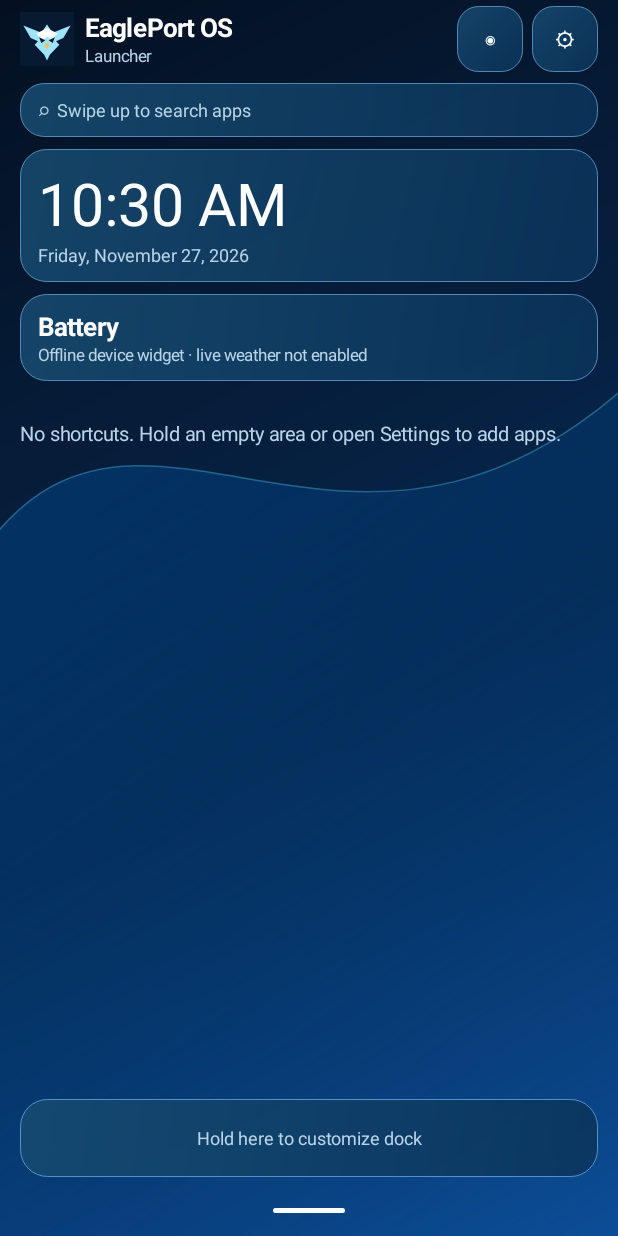
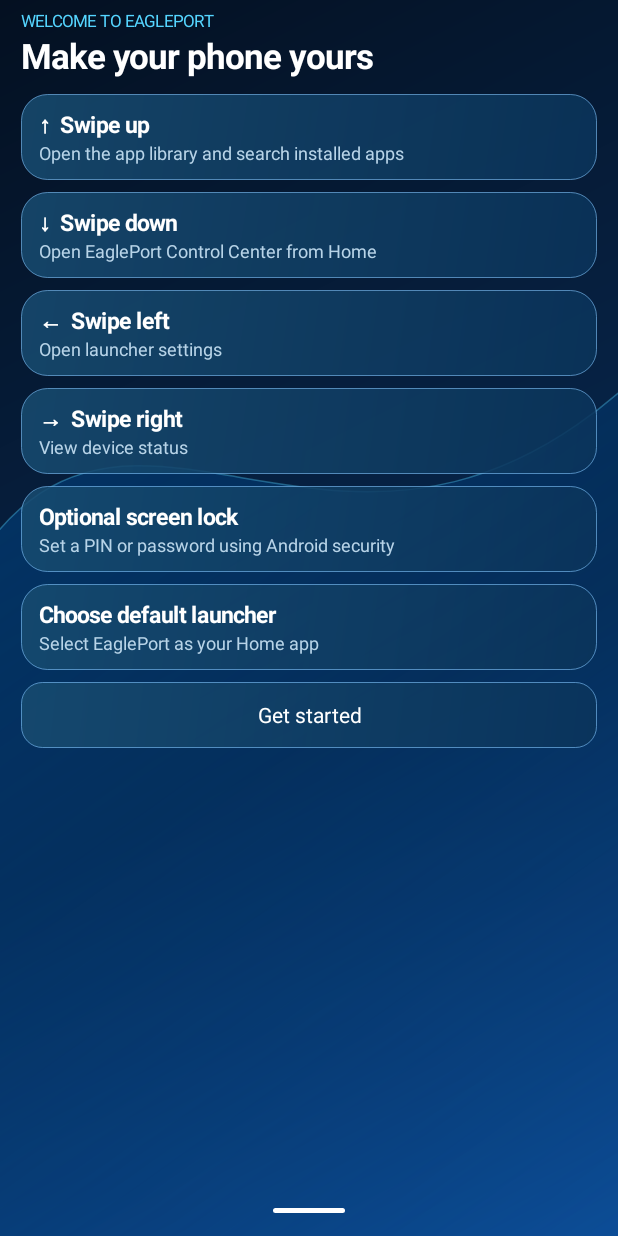
Before and after one commit to wolfrax460/phone_launcher, an Android app: the screen it shows after launch (MainActivity), on a phone screen of 412 x 824 dp. Run offline under Robolectric (Android 15) with nearby library versions, the phone set to English and light mode, and no system bars; pictures from the network do not load.

Commit message:
Add visual onboarding, optional system security setup, transitions and notification intent fixes

```diff
--- a/app/src/main/java/com/eagleport/launcher/MainActivity.java
+++ b/app/src/main/java/com/eagleport/launcher/MainActivity.java
@@ -51,7 +51,7 @@ public final class MainActivity extends Activity {
         // A failed launch should never trap the user in a restart loop.
         if(prefs.bool("startup_pending",false)) prefs.safeMode();
         prefs.put("startup_pending",true);
-        render("home");
+        render(prefs.bool("onboarding_done",false)?"home":"welcome");
         worker.execute(()->{
             Bitmap img=null;
             if(prefs.bool("custom_wall",false)) img=wallpaper.load();
@@ -153,6 +153,7 @@ public final class MainActivity extends Activity {
             body=vertical();root.addView(body,new LinearLayout.LayoutParams(-1,0,1));
             setContentView(root);
             switch(page){
+                case "welcome": welcome();break;
                 case "library": library();break;
                 case "settings": settingsPage();break;
                 case "health": health();break;
@@ -163,6 +164,7 @@ public final class MainActivity extends Activity {
                 default:page="home";home();
             }
             bottom();applyNav();
+            if(!lite&&prefs.bool("animations",true)){body.setAlpha(.65f);body.animate().alpha(1f).setDuration(160).start();}
             if(pageScroll!=null&&previousScroll>0){final ScrollView target=pageScroll;target.post(()->target.scrollTo(0,previousScroll));}
             if(resumed){ui.removeCallbacks(tick);tick.run();}
             prefs.put("startup_pending",false);
@@ -240,7 +242,7 @@ public final class MainActivity extends Activity {
         LinearLayout content=vertical();content.setPadding(dp(13),dp(4),dp(13),dp(5));body.addView(content,lp(-1,-1));
         LinearLayout brand=horizontal();ImageView mark=new ImageView(this);mark.setImageResource(com.eagleport.launcher.R.drawable.eagle);brand.addView(mark,lp(dp(36),dp(36)));
         LinearLayout names=vertical();names.setPadding(dp(7),0,0,0);add(names,title("EaglePort OS",17),-2);add(names,text("Launcher",11,MUTED),-2);brand.addView(names,new LinearLayout.LayoutParams(0,-2,1));
-        brand.addView(button("◉",()->render("control")),lp(dp(44),dp(44)));spaceHorizontal(brand,6);brand.addView(button("⚙",()->render("health")),lp(dp(44),dp(44)));add(content,brand,-2);space(content,7);
+        brand.addView(button("◉",()->render("control")),lp(dp(48),dp(48)));spaceHorizontal(brand,6);brand.addView(button("⚙",()->render("settings")),lp(dp(48),dp(48)));add(content,brand,-2);space(content,7);
         // A non-clickable hint: the app library opens by swipe, never by drawer icon.
         TextView hint=text("⌕  Swipe up to search apps",12,MUTED);hint.setPadding(dp(12),0,dp(12),0);hint.setBackground(Glass.panel(base,accent,dp(16),lite));add(content,hint,dp(36));space(content,8);
         LinearLayout time=card(content);clock=text(DateFormat.getTimeInstance(DateFormat.SHORT).format(new Date()),39,WHITE);add(time,clock,-2);date=text(DateFormat.getDateInstance(DateFormat.FULL).format(new Date()),12,MUTED);add(time,date,-2);
@@ -330,6 +332,16 @@ public final class MainActivity extends Activity {
         sw.setOnCheckedChangeListener((v,on)->{prefs.put(key,on);changed.run();});
         words.setOnClickListener(v->sw.setChecked(!sw.isChecked()));
     }
+    private void welcome(){
+        LinearLayout l=scroll();heading(l,"WELCOME TO EAGLEPORT","Make your phone yours");
+        action(l,"↑  Swipe up","Open the app library and search installed apps",()->render("library"));
+        action(l,"↓  Swipe down","Open EaglePort Control Center from Home",()->render("control"));
+        action(l,"←  Swipe left","Open launcher settings",()->render("settings"));
+        action(l,"→  Swipe right","View device status",()->render("health"));
+        action(l,"Optional screen lock","Set a PIN or password using Android security",()->open(new Intent(Settings.ACTION_SECURITY_SETTINGS)));
+        action(l,"Choose default launcher","Select EaglePort as your Home app",this::chooseHome);
+        add(l,button("Get started",()->{prefs.put("onboarding_done",true);render("home");}),-2);
+    }
     private void settingsPage(){
         LinearLayout l=scroll();heading(l,"MAKE IT YOURS","Launcher Settings");
         section(l,"Appearance");
@@ -350,6 +362,9 @@ public final class MainActivity extends Activity {
         action(l,"Home screen apps","Choose your own app shortcuts",()->{editing=false;render("edit");});
         action(l,"Dock apps","Choose up to four shortcuts",()->{editing=true;render("edit");});
         section(l,"Performance & system");
+        toggleSetting(l,"Screen animations","Lightweight transitions","animations",true,()->{});
+        action(l,"Device security","Manage Android screen lock",()->open(new Intent(Settings.ACTION_SECURITY_SETTINGS)));
+        action(l,"Launcher guide","Review gestures and setup",()->render("welcome"));
         action(l,"Performance mode",prefs.str("performance","balanced").equals("lite")?"Ultra Lite":"Balanced · lightweight native graphics",()->{prefs.put("performance",prefs.str("performance","balanced").equals("lite")?"balanced":"lite");render("settings");});
         toggleSetting(l,"Adaptive memory mode","Reduce graphics when memory is low","adaptive",true,this::colors);
         action(l,"Device Center","Live battery, temperature, RAM and storage",()->render("health"));
@@ -357,7 +372,7 @@ public final class MainActivity extends Activity {
         action(l,"Android keyboard","Use your current Android input method",()->open(new Intent(Settings.ACTION_INPUT_METHOD_SETTINGS)));
         action(l,"Check for launcher updates","Open official repository releases · settings are retained on signed in-place updates",()->open(new Intent(Intent.ACTION_VIEW,Uri.parse(RELEASES))));
         action(l,"Recovery","Safe appearance reset and Android fallback",()->render("recovery"));
-        add(l,text("EaglePort OS 0.1.0 · Native Java · no background service",11,MUTED),-2);
+        add(l,text("EaglePort Os v1.1. By Ntirenganya Janvier Coder",11,MUTED),-2);
     }
     private void accentPicker(){
         EditText input=new EditText(this);input.setSingleLine(true);input.setHint("#55D5FF");input.setText(String.format(Locale.US,"#%06X",accent&0xffffff));
@@ -405,12 +420,12 @@ public final class MainActivity extends Activity {
         LinearLayout l=scroll();heading(l,"EAGLEPORT","Control Center");
         add(l,text("Quick controls open Android's own settings where required.",12,MUTED),-2);
         String[] names={"Wi-Fi","Bluetooth","Mobile data","Airplane","Do Not Disturb","Display","Hotspot","Notifications"};
-        String[] actions={Build.VERSION.SDK_INT>=29?Settings.Panel.ACTION_WIFI:Settings.ACTION_WIFI_SETTINGS,Settings.ACTION_BLUETOOTH_SETTINGS,Build.VERSION.SDK_INT>=29?Settings.Panel.ACTION_INTERNET_CONNECTIVITY:Settings.ACTION_WIRELESS_SETTINGS,Settings.ACTION_AIRPLANE_MODE_SETTINGS,Settings.ACTION_NOTIFICATION_POLICY_ACCESS_SETTINGS,Settings.ACTION_DISPLAY_SETTINGS,Settings.ACTION_WIRELESS_SETTINGS,Settings.ACTION_NOTIFICATION_SETTINGS};
-        for(int i=0;i<names.length;i+=2){LinearLayout row=horizontal();for(int j=i;j<i+2;j++){final String a=actions[j];TextView tile=button(names[j],()->open(new Intent(a)));LinearLayout.LayoutParams p=new LinearLayout.LayoutParams(0,dp(62),1);p.setMargins(dp(3),dp(3),dp(3),dp(3));row.addView(tile,p);}add(l,row,-2);}
+        String[] actions={Build.VERSION.SDK_INT>=29?Settings.Panel.ACTION_WIFI:Settings.ACTION_WIFI_SETTINGS,Settings.ACTION_BLUETOOTH_SETTINGS,Build.VERSION.SDK_INT>=29?Settings.Panel.ACTION_INTERNET_CONNECTIVITY:Settings.ACTION_WIRELESS_SETTINGS,Settings.ACTION_AIRPLANE_MODE_SETTINGS,Settings.ACTION_NOTIFICATION_POLICY_ACCESS_SETTINGS,Settings.ACTION_DISPLAY_SETTINGS,Settings.ACTION_WIRELESS_SETTINGS,Settings.ACTION_APP_NOTIFICATION_SETTINGS};
+        for(int i=0;i<names.length;i+=2){LinearLayout row=horizontal();for(int j=i;j<i+2;j++){final String a=actions[j];TextView tile=button(names[j],()->open(Settings.ACTION_APP_NOTIFICATION_SETTINGS.equals(a)?new Intent(a).putExtra(Settings.EXTRA_APP_PACKAGE,getPackageName()):new Intent(a)));LinearLayout.LayoutParams p=new LinearLayout.LayoutParams(0,dp(62),1);p.setMargins(dp(3),dp(3),dp(3),dp(3));row.addView(tile,p);}add(l,row,-2);}
         LinearLayout c=card(l);add(c,title("Launcher brightness",14),-2);SeekBar brightness=new SeekBar(this);brightness.setMax(100);float current=getWindow().getAttributes().screenBrightness;brightness.setProgress(current<0?60:(int)(current*100));add(c,brightness,-2);brightness.setOnSeekBarChangeListener(new SeekBar.OnSeekBarChangeListener(){public void onProgressChanged(SeekBar s,int p,boolean user){if(user){WindowManager.LayoutParams a=getWindow().getAttributes();a.screenBrightness=Math.max(.08f,p/100f);getWindow().setAttributes(a);}}public void onStartTrackingTouch(SeekBar s){}public void onStopTrackingTouch(SeekBar s){}});
         AudioManager audio=(AudioManager)getSystemService(AUDIO_SERVICE);
         if(audio!=null){LinearLayout vol=card(l);add(vol,title("Media volume",14),-2);SeekBar slider=new SeekBar(this);slider.setMax(audio.getStreamMaxVolume(AudioManager.STREAM_MUSIC));slider.setProgress(audio.getStreamVolume(AudioManager.STREAM_MUSIC));add(vol,slider,-2);slider.setOnSeekBarChangeListener(new SeekBar.OnSeekBarChangeListener(){public void onProgressChanged(SeekBar s,int p,boolean user){if(user)try{audio.setStreamVolume(AudioManager.STREAM_MUSIC,p,0);}catch(SecurityException ex){toast("Volume change not permitted");}}public void onStartTrackingTouch(SeekBar s){}public void onStopTrackingTouch(SeekBar s){}});}
-        action(l,"System notifications","Android controls the real notification shade",()->open(new Intent(Settings.ACTION_NOTIFICATION_SETTINGS)));
+        action(l,"System notifications","Android controls the real notification shade",()->open(new Intent(Settings.ACTION_APP_NOTIFICATION_SETTINGS).putExtra(Settings.EXTRA_APP_PACKAGE,getPackageName())));
     }
     private void recents(){
         LinearLayout l=scroll();heading(l,"RECENT LAUNCHES","Recent Apps");
```
